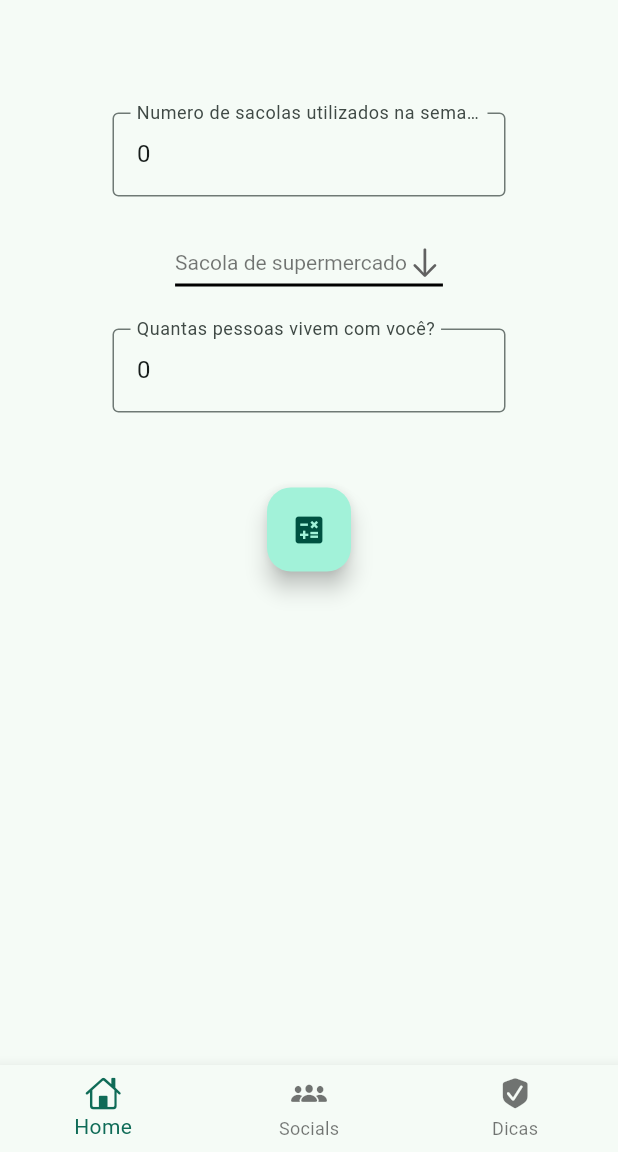
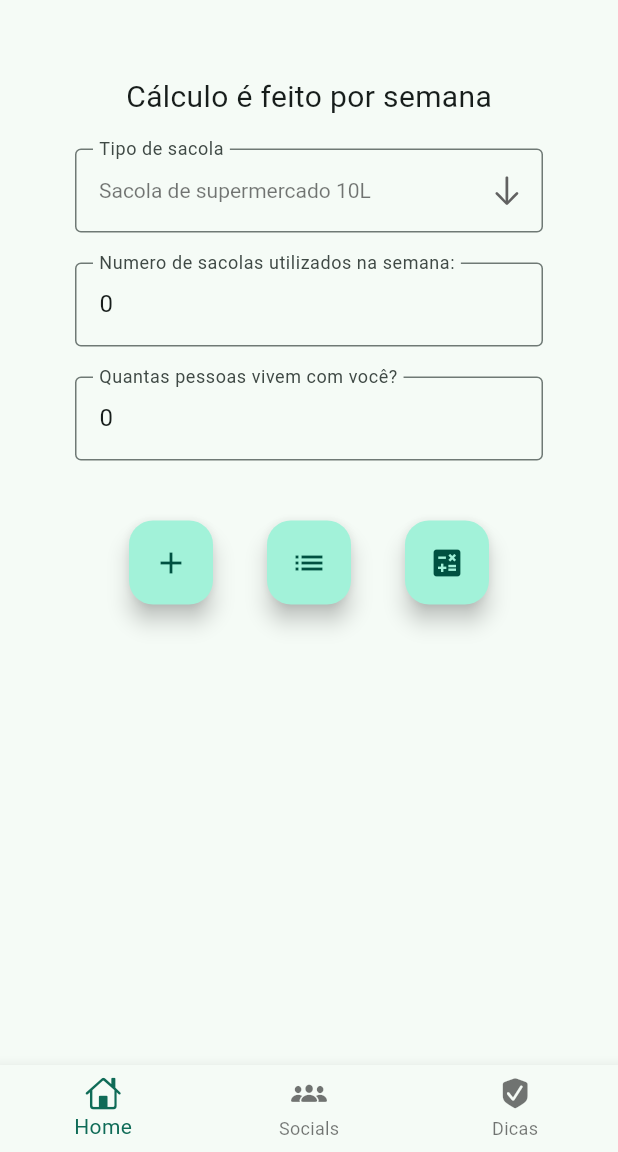
Before and after one commit to RafaelFerreira18/trash_produced_calculator_app, a Flutter app: the screen it shows after launch, on a phone screen of 412 x 824 dp, the part 84-1236 px from its top. Run offline on Flutter 3.47's test engine with Material 3 defaults, Android fonts, the light colour scheme and no system bars.

Commit message:
Updating homePage

```diff
--- a/lib/pages/homePage.dart
+++ b/lib/pages/homePage.dart
@@ -1,12 +1,28 @@
 import 'package:flutter/cupertino.dart';
 import 'package:flutter/material.dart';
 import 'package:flutter/services.dart';
-import 'package:flutter/widgets.dart';
+
+class TrashEntry {
+  String trashType = '';
+  int trashCount = 0;
+
+  TrashEntry(this.trashType, this.trashCount);
+}
 
 const List<String> trashTypeList = <String>[
-  'Sacola de supermercado',
-  'Saco de lixo'
+  'Sacola de supermercado 10L',
+  'Saco de lixo 50L'
 ];
+
+int checkTypeOfTrash(String dropdownValue) {
+  if (dropdownValue == "Sacola de supermercado 10L") {
+    return 10;
+  } else if (dropdownValue == "Saco de lixo 50L") {
+    return 50;
+  } else {
+    return 0;
+  }
+}
 
 class MyHomePage extends StatefulWidget {
   const MyHomePage({super.key, required this.title});
@@ -20,6 +36,9 @@ class MyHomePage extends StatefulWidget {
 class _MyHomePageState extends State<MyHomePage> {
   final calcController = TextEditingController(text: '0');
   final familyController = TextEditingController(text: '0');
+  String dropdownValue = trashTypeList.first;
+
+  List<TrashEntry> trashEntries = [];
 
   @override
   void dispose() {
@@ -28,31 +47,74 @@ class _MyHomePageState extends State<MyHomePage> {
     super.dispose();
   }
 
+  void addTrashEntry() {
+    setState(() {
+      final trashEntry =
+          TrashEntry(dropdownValue, int.parse(calcController.text));
+      trashEntries.add(trashEntry);
+    });
+  }
+
   @override
   Widget build(BuildContext context) {
     return Scaffold(
-      body: Column(
+        resizeToAvoidBottomInset: false,
+        body: SingleChildScrollView(
+          child: Column(
             mainAxisAlignment: MainAxisAlignment.spaceBetween,
             crossAxisAlignment: CrossAxisAlignment.stretch,
             children: [
               Padding(
-            padding: const EdgeInsets.all(75.0),
+                padding: const EdgeInsets.all(50.0),
                 child: Column(
                   children: [
+                    const Text("Cálculo é feito por semana",
+                        style: TextStyle(fontSize: 20)),
+                    const SizedBox(
+                      height: 20,
+                    ),
+                    Column(
+                      crossAxisAlignment: CrossAxisAlignment.stretch,
+                      children: [
+                        DropdownButtonFormField<String>(
+                          value: dropdownValue,
+                          icon: const Icon(CupertinoIcons.arrow_down),
+                          elevation: 20,
+                          decoration: const InputDecoration(
+                            border: OutlineInputBorder(),
+                            labelText: "Tipo de sacola",
+                          ),
+                          style: const TextStyle(color: Colors.black54),
+                          onChanged: (String? value) {
+                            setState(() {
+                              dropdownValue = value!;
+                            });
+                          },
+                          items: trashTypeList
+                              .map<DropdownMenuItem<String>>((String value) {
+                            return DropdownMenuItem<String>(
+                              value: value,
+                              child: Text(value),
+                            );
+                          }).toList(),
+                        ),
+                        const SizedBox(
+                          height: 20,
+                        ),
                         TextField(
                           controller: calcController,
                           decoration: const InputDecoration(
                             border: OutlineInputBorder(),
-                      labelText: "Numero de sacolas utilizados na semana:"),
+                            labelText:
+                                "Numero de sacolas utilizados na semana:",
+                          ),
                           keyboardType: TextInputType.number,
                           inputFormatters: <TextInputFormatter>[
-                    FilteringTextInputFormatter.digitsOnly
+                            FilteringTextInputFormatter.digitsOnly,
                           ],
                         ),
-                const SizedBox(
-                  height: 20,
+                      ],
                     ),
-                const DropdownButtonTypesOfTrash(),
                     const SizedBox(
                       height: 20,
                     ),
@@ -67,7 +129,57 @@ class _MyHomePageState extends State<MyHomePage> {
                       ],
                     ),
                     const SizedBox(
-                  height: 50,
+                      height: 40,
+                    ),
+                    Row(
+                      mainAxisAlignment: MainAxisAlignment.spaceEvenly,
+                      children: [
+                        FloatingActionButton(
+                          onPressed: () {
+                            addTrashEntry();
+                            showDialog(
+                              context: context,
+                              builder: (context) {
+                                return AlertDialog(
+                                  content: ListView.builder(
+                                    itemCount: trashEntries.length,
+                                    itemBuilder: (context, index) {
+                                      final entry = trashEntries[index];
+                                      return ListTile(
+                                        title: Text(
+                                            '${entry.trashType}: ${entry.trashCount}'),
+                                      );
+                                    },
+                                  ),
+                                );
+                              },
+                            );
+                          },
+                          tooltip: 'Adicionar entrada e mostrar lista',
+                          child: const Icon(Icons.add),
+                        ),
+                        FloatingActionButton(
+                          onPressed: () {
+                            showDialog(
+                              context: context,
+                              builder: (context) {
+                                return AlertDialog(
+                                  content: ListView.builder(
+                                    itemCount: trashEntries.length,
+                                    itemBuilder: (context, index) {
+                                      final entry = trashEntries[index];
+                                      return ListTile(
+                                        title: Text(
+                                            '${entry.trashType}: ${entry.trashCount}'),
+                                      );
+                                    },
+                                  ),
+                                );
+                              },
+                            );
+                          },
+                          tooltip: 'Ver lista',
+                          child: const Icon(Icons.list),
                         ),
                         FloatingActionButton(
                           onPressed: () {
@@ -76,55 +188,21 @@ class _MyHomePageState extends State<MyHomePage> {
                               builder: (context) {
                                 return AlertDialog(
                                   content: Text(
-                                  'Você produziu aproximadamente ${int.parse(calcController.text) * int.parse(familyController.text) * 10}L de lixo'));
-                        });
+                                      'Você produziu aproximadamente ${int.parse(calcController.text) * int.parse(familyController.text) * checkTypeOfTrash(dropdownValue)}L de lixo'),
+                                );
+                              },
+                            );
                           },
                           tooltip: 'Mostrar o valor',
                           child: const Icon(Icons.calculate),
-                )
+                        ),
+                      ],
+                    ),
                   ],
                 ),
               ),
             ],
           ),
-    );
+        ));
   }
 }
-
-class DropdownButtonTypesOfTrash extends StatefulWidget {
-  const DropdownButtonTypesOfTrash({super.key});
-
-  @override
-  State<DropdownButtonTypesOfTrash> createState() =>
-      _DropdownButtonTypesOfTrashState();
-}
-
-class _DropdownButtonTypesOfTrashState
-    extends State<DropdownButtonTypesOfTrash> {
-  String dropdownValue = trashTypeList.first;
-
-  @override
-  Widget build(BuildContext context) {
-    return DropdownButton<String>(
-      value: dropdownValue,
-      icon: const Icon(CupertinoIcons.arrow_down),
-      elevation: 16,
-      style: const TextStyle(color: Colors.black54),
-      underline: Container(
-        height: 2,
-        color: Colors.black,
-      ),
-      onChanged: (String? value) {
-        setState(() {
-          dropdownValue = value!;
-        });
-      },
-      items: trashTypeList.map<DropdownMenuItem<String>>((String value) {
-        return DropdownMenuItem<String>(
-          value: value,
-          child: Text(value),
-        );
-      }).toList(),
-    );
-  }
-}
```
Lines whose indentation alone changed are shown as unchanged.
